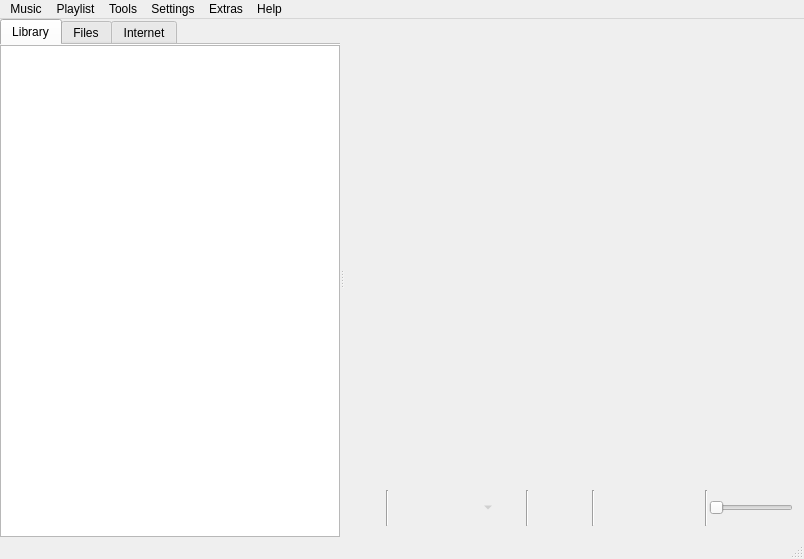
First picture: the form in src/ui/mainwindow.ui, repository clementine-player/Clementine, before the edit.
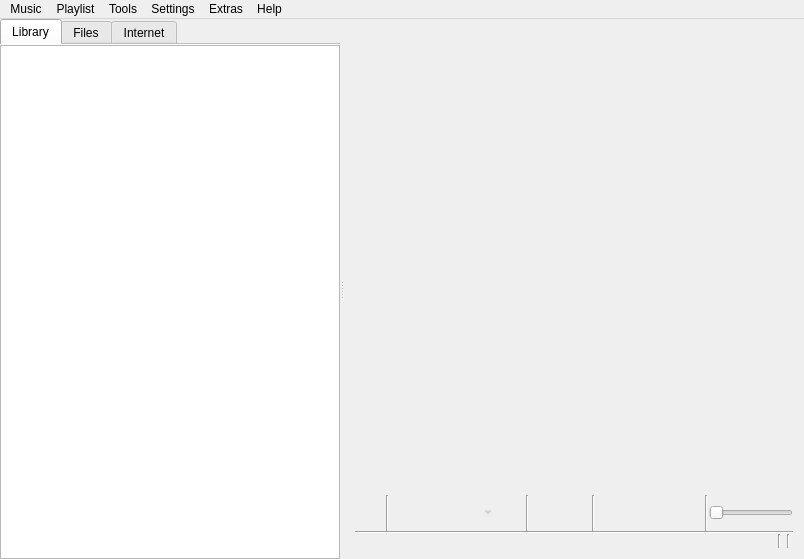
Second picture: the form after the edit. The open tabs and pages were chosen to show the change. Icons and pictures are not drawn. Custom widgets are drawn as their Qt base class.

Commit message: Show the "status bar" as part of the central widget

```diff
--- a/src/ui/mainwindow.ui
+++ b/src/ui/mainwindow.ui
@@ -123,8 +123,8 @@
         </layout>
        </widget>
       </widget>
-      <widget class="QWidget" name="layoutWidget">
-       <layout class="QVBoxLayout" name="verticalLayout_7">
+      <widget class="QWidget" name="">
+       <layout class="QVBoxLayout" name="verticalLayout_2">
         <property name="spacing">
          <number>0</number>
         </property>
@@ -338,13 +338,79 @@
           </layout>
          </widget>
         </item>
+        <item>
+          <widget class="Line" name="line_6">
+           <property name="orientation">
+            <enum>Qt::Horizontal</enum>
+           </property>
+          </widget>
+        </item>
+        <item>
+         <widget class="QWidget" name="status_bar" native="true">
+          <property name="sizePolicy">
+           <sizepolicy hsizetype="Preferred" vsizetype="Fixed">
+            <horstretch>0</horstretch>
+            <verstretch>0</verstretch>
+           </sizepolicy>
+          </property>
+          <layout class="QHBoxLayout" name="horizontalLayout">
+           <property name="spacing">
+            <number>3</number>
+           </property>
+           <property name="margin">
+            <number>0</number>
+           </property>
+           <item>
+            <widget class="QStackedWidget" name="status_bar_stack">
+             <widget class="MultiLoadingIndicator" name="multi_loading_indicator"/>
+             <widget class="QWidget" name="playlist_summary_page">
+              <layout class="QVBoxLayout" name="verticalLayout">
+               <property name="spacing">
+                <number>0</number>
+               </property>
+               <property name="margin">
+                <number>0</number>
+               </property>
+               <item>
+                <widget class="QLabel" name="playlist_summary">
+                 <property name="alignment">
+                  <set>Qt::AlignRight|Qt::AlignTrailing|Qt::AlignVCenter</set>
+                 </property>
+                </widget>
+               </item>
+              </layout>
+             </widget>
+            </widget>
+           </item>
+           <item>
+            <widget class="Line" name="line_5">
+             <property name="orientation">
+              <enum>Qt::Vertical</enum>
+             </property>
+            </widget>
+           </item>
+           <item>
+            <widget class="PlaylistSequence" name="playlist_sequence" native="true"/>
+           </item>
+           <item>
+            <widget class="Line" name="line_2">
+             <property name="orientation">
+              <enum>Qt::Vertical</enum>
+             </property>
+            </widget>
+           </item>
+           <item>
+            <widget class="TrackSlider" name="track_slider" native="true"/>
+           </item>
+          </layout>
+         </widget>
+        </item>
        </layout>
       </widget>
      </widget>
     </item>
    </layout>
   </widget>
-  <widget class="QStatusBar" name="statusBar"/>
   <widget class="QMenuBar" name="menuBar">
    <property name="geometry">
     <rect>
@@ -671,6 +737,24 @@
    <header>playlist/playlistcontainer.h</header>
    <container>1</container>
   </customwidget>
+  <customwidget>
+   <class>TrackSlider</class>
+   <extends>QWidget</extends>
+   <header>widgets/trackslider.h</header>
+   <container>1</container>
+  </customwidget>
+  <customwidget>
+   <class>PlaylistSequence</class>
+   <extends>QWidget</extends>
+   <header>playlist/playlistsequence.h</header>
+   <container>1</container>
+  </customwidget>
+  <customwidget>
+   <class>MultiLoadingIndicator</class>
+   <extends>QWidget</extends>
+   <header>widgets/multiloadingindicator.h</header>
+   <container>1</container>
+  </customwidget>
  </customwidgets>
  <resources>
   <include location="../../data/data.qrc"/>
```
Left out of the diff: 2 changed lines with no effect on the pictures. The commit also changes 6 other files.
